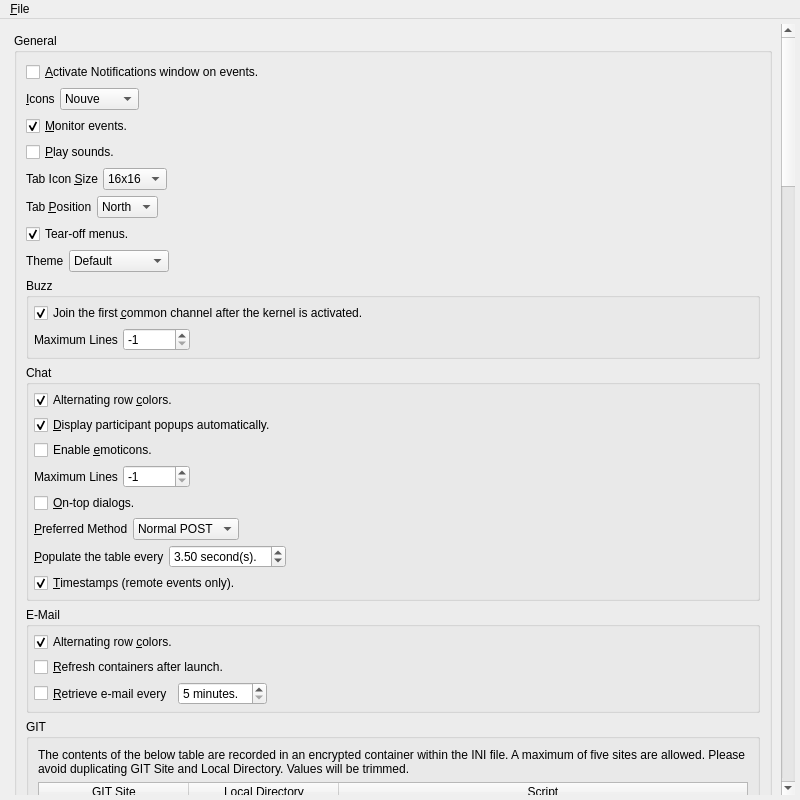
Before: the Qt Designer form branches/trunk/UI/spot-on-options.ui in textbrowser/spot-on, drawn with Qt 5.
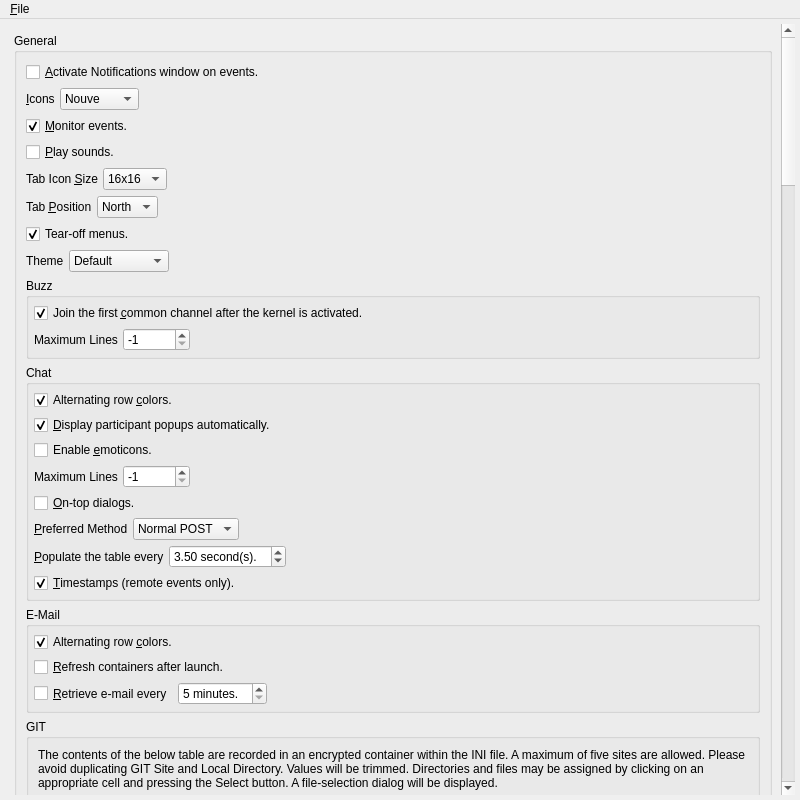
After: the same form once the commit is applied. Icons and pictures are not drawn.

What changed in the file:
```diff
--- a/branches/trunk/UI/spot-on-options.ui
+++ b/branches/trunk/UI/spot-on-options.ui
@@ -43,9 +43,9 @@
        <property name="geometry">
         <rect>
          <x>0</x>
-         <y>-834</y>
+         <y>-733</y>
          <width>769</width>
-         <height>5050</height>
+         <height>5090</height>
         </rect>
        </property>
        <layout class="QVBoxLayout" name="verticalLayout_25">
@@ -709,7 +709,7 @@
               <item>
                <widget class="QLabel" name="label_38">
                 <property name="text">
-                 <string>&lt;html&gt;&lt;head/&gt;&lt;body&gt;&lt;p&gt;The contents of the below table are recorded in an encrypted container within the INI file. A maximum of five sites are allowed. Please avoid duplicating GIT Site and Local Directory. Values will be trimmed.&lt;/p&gt;&lt;/body&gt;&lt;/html&gt;</string>
+                 <string>&lt;html&gt;&lt;head/&gt;&lt;body&gt;&lt;p&gt;The contents of the below table are recorded in an encrypted container within the INI file. A maximum of five sites are allowed. Please avoid duplicating GIT Site and Local Directory. Values will be trimmed. Directories and files may be assigned by clicking on an appropriate cell and pressing the Select button. A file-selection dialog will be displayed.&lt;/p&gt;&lt;/body&gt;&lt;/html&gt;</string>
                 </property>
                 <property name="wordWrap">
                  <bool>true</bool>
```
